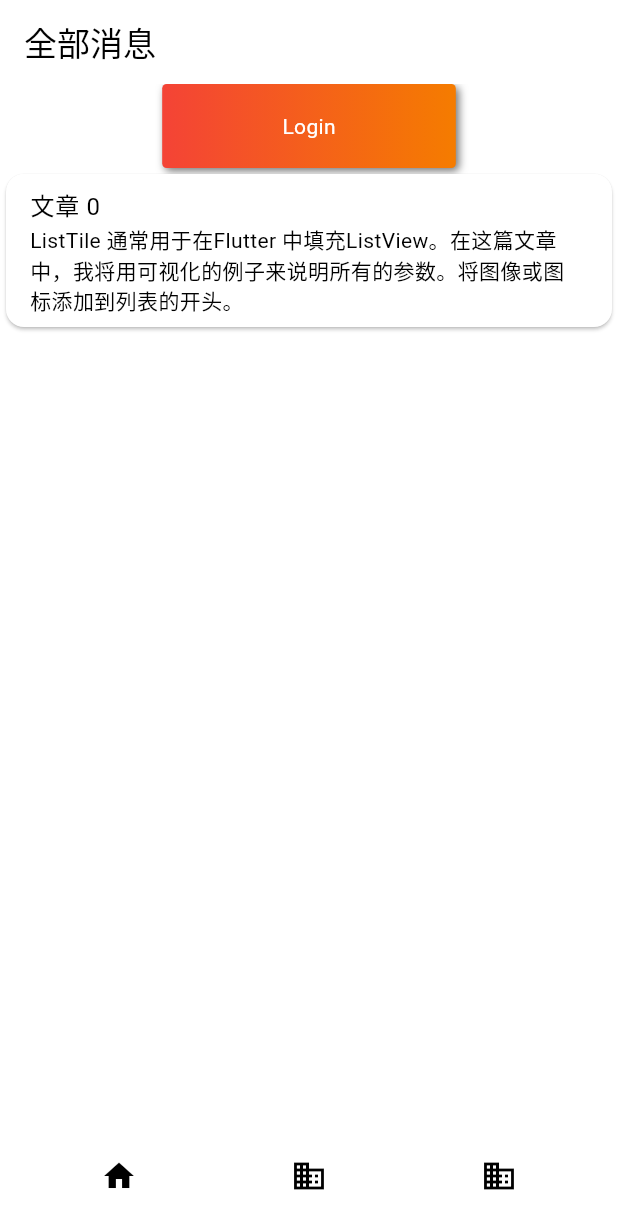
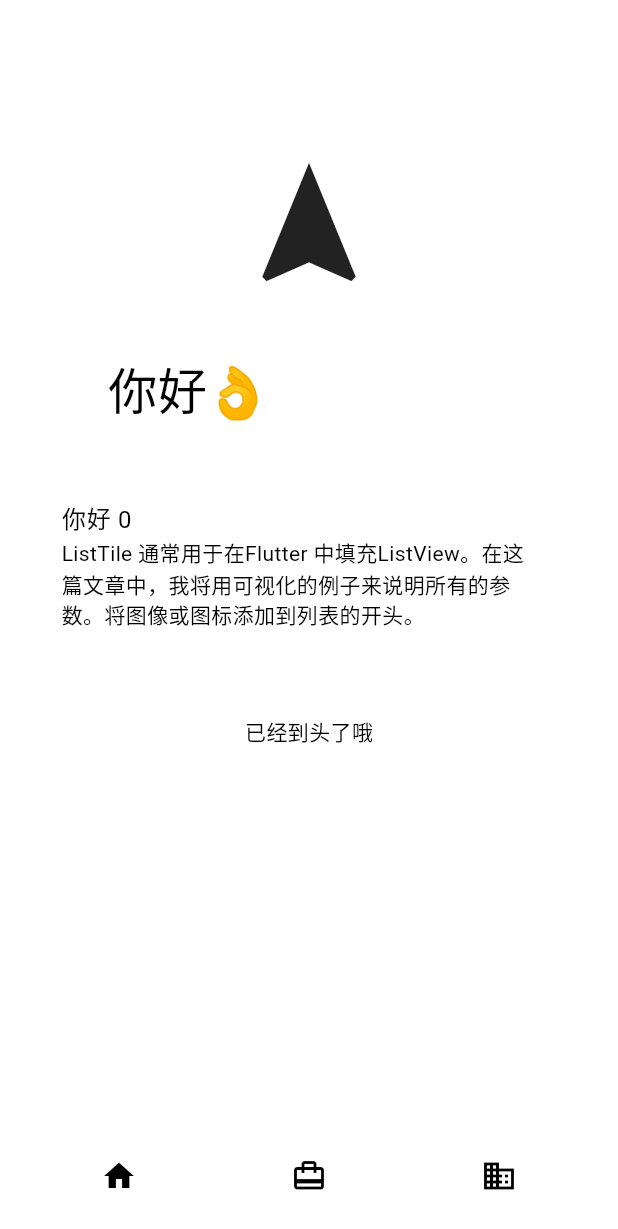
Before and after one commit to coolarec/CatRss, a Flutter app: the screen it shows after launch, on a phone screen of 412 x 824 dp. Shown: the top 1229 px of the screen. Run offline on Flutter 3.47's test engine with Material 3 defaults, Android fonts, the phone set to English and light mode, and no system bars; our stand-ins replace get.

Commit message:
完善首页样式

```diff
--- /dev/null
+++ b/lib/common/count.dart
@@ -0,0 +1,6 @@
+import 'package:get/get.dart';
+
+class Controller extends GetxController {
+  var count = 1.obs;
+  increment() => count.value++;
+}
--- a/lib/main.dart
+++ b/lib/main.dart
@@ -1,14 +1,10 @@
 import 'package:flutter/material.dart';
 import './widgets/index.dart';
 import 'package:get/get.dart';
+import 'common/count.dart';
 
 void main() {
-  runApp(MyApp());
-}
-
-class Controller extends GetxController {
-  var count = 1.obs;
-  increment() => count++;
+  runApp(const MyApp());
 }
 
 final c = Controller();
@@ -18,38 +14,13 @@ class MyApp extends StatelessWidget {
 
   @override
   Widget build(BuildContext context) {
-    final Controller c = Get.put(Controller());
     return GetMaterialApp(
-      title: '信息流加载',
       theme: ThemeData(
         colorScheme: ColorScheme.fromSwatch(primarySwatch: Colors.grey),
       ),
-      home: Scaffold(
-        appBar: AppBar(
-          title: const Text('全部消息'),
-        ),
+      home: const Scaffold(
         body: IndexInfo(),
-        bottomNavigationBar: BottomAppBar(
-          color: Colors.white,
-          shape: const CircularNotchedRectangle(), // 底部导航栏打一个圆形的洞
-          child: Row(
-            mainAxisAlignment: MainAxisAlignment.spaceAround,
-            children: [
-              IconButton(
-                icon: const Icon(Icons.home),
-                onPressed: () => {c.increment()},
-              ),
-              IconButton(
-                icon: const Icon(Icons.business),
-                onPressed: () => {},
-              ),
-              IconButton(
-                icon: const Icon(Icons.business),
-                onPressed: () => {},
-              ),
-            ], // 均分底部导航栏横向空间
-          ),
-        ),
+        bottomNavigationBar: BottomBar(),
       ),
     );
   }
--- a/lib/widgets/index.dart
+++ b/lib/widgets/index.dart
@@ -1,52 +1,136 @@
+import 'dart:ui';
+
 import 'package:flutter/material.dart';
 import 'package:get/get.dart';
-import '../main.dart';
+import '../common/count.dart';
+
+final Controller c = Controller();
 
 class IndexInfo extends StatelessWidget {
-  IndexInfo({Key? key}) : super(key: key);
-  final Controller c = Get.find<Controller>(); // 获取 Controller 实例
+  const IndexInfo({Key? key}) : super(key: key);
 
   @override
   Widget build(BuildContext context) {
-    return Column(
+    return Scaffold(
+      body: NestedScrollView(
+        headerSliverBuilder: (BuildContext context, bool innerBoxIsScrolled) {
+          return <Widget>[
+            const SliverAppBar(
+              pinned: true,
+              expandedHeight: 300,
+              flexibleSpace: FlexibleSpaceBar(
+                title: Text('你好👌'),
+                background: Center(
+                  child: Icon(
+                    Icons.navigation,
+                    size: 100,
+                  ),
+                ),
+              ),
+            ),
+          ];
+        },
+        body: const Column(
           children: [
-        DecoratedBox(
+            Expanded(
+              child: SingleChildScrollView(
+                child: Column(
+                  children: [
+                    IndexArticles(),
+                    Text(
+                      '已经到头了哦',
+                      style: TextStyle(height: 5),
+                    ),
+                  ],
+                ),
+              ),
+            ),
+          ],
+        ),
+      ),
+    );
+  }
+}
+
+class IndexArticles extends StatelessWidget {
+  const IndexArticles({Key? key}) : super(key: key);
+  @override
+  Widget build(BuildContext context) {
+    return SingleChildScrollView(
+      child: Scrollbar(
+        child: Container(
             decoration: BoxDecoration(
-                gradient: LinearGradient(
-                    colors: [Colors.red, Colors.orange.shade700]), //背景渐变
-                borderRadius: BorderRadius.circular(3.0), //3像素圆角
-                boxShadow: const [
-                  //阴影
-                  BoxShadow(
-                      color: Colors.black54,
-                      offset: Offset(2.0, 2.0),
-                      blurRadius: 4.0)
-                ]),
-            child: const Padding(
-              padding: EdgeInsets.symmetric(horizontal: 80.0, vertical: 18.0),
-              child: Text(
-                "Login",
-                style: TextStyle(color: Colors.white),
+              color: const Color.fromRGBO(255, 255, 255, 0.5),
+              borderRadius: BorderRadius.circular(15.0),
             ),
-            )),
-        Expanded(
-            child: Obx(
+            margin: const EdgeInsets.all(10.0),
+            padding: const EdgeInsets.all(10.0),
+            child: const ArticleCard()),
+      ),
+    );
+  }
+}
+
+class ArticleCard extends StatelessWidget {
+  const ArticleCard({Key? key}) : super(key: key);
+
+  @override
+  Widget build(BuildContext context) {
+    return Obx(
       () => ListView.builder(
-            itemCount: c.count.value, // 列表项的总数
+        physics: const NeverScrollableScrollPhysics(),
+        shrinkWrap: true,
+        itemCount: c.count.value,
         itemBuilder: (BuildContext context, int index) {
-              return Card(
+          return ClipRect(
+            child: BackdropFilter(
+              filter: ImageFilter.blur(sigmaX: 5.0, sigmaY: 5.0),
+              child: Container(
+                decoration: BoxDecoration(
+                  color: Colors.white54.withOpacity(0.1),
+                ),
+                margin: const EdgeInsets.all(5),
                 child: ListTile(
-                  title: Text('文章 $index'),
+                  title: Text('你好 $index'),
                   subtitle: const Text(
                     'ListTile 通常用于在Flutter 中填充ListView。在这篇文章中，我将用可视化的例子来说明所有的参数。将图像或图标添加到列表的开头。',
                   ),
                   enabled: true,
                 ),
+              ),
+            ),
           );
         },
       ),
-        )),
-      ],
     );
   }
 }
+
+class BottomBar extends StatelessWidget {
+  const BottomBar({Key? key}) : super(key: key);
+
+  @override
+  Widget build(BuildContext context) {
+    return BottomAppBar(
+      color: Colors.white,
+      shape: const CircularNotchedRectangle(),
+      child: Row(
+        mainAxisAlignment: MainAxisAlignment.spaceAround,
+        children: [
+          IconButton(
+            icon: const Icon(Icons.home),
+            onPressed: () => {c.increment()},
+          ),
+          IconButton(
+            icon: const Icon(Icons.card_travel),
+            onPressed: () => {},
+          ),
+          IconButton(
+            icon: const Icon(Icons.business),
+            onPressed: () => {},
+          ),
+        ],
+      ),
+    );
+  }
+}
```
Also changed, not shown: pubspec.yaml (+2 -73 lines). Lines whose indentation alone changed are shown as unchanged.
